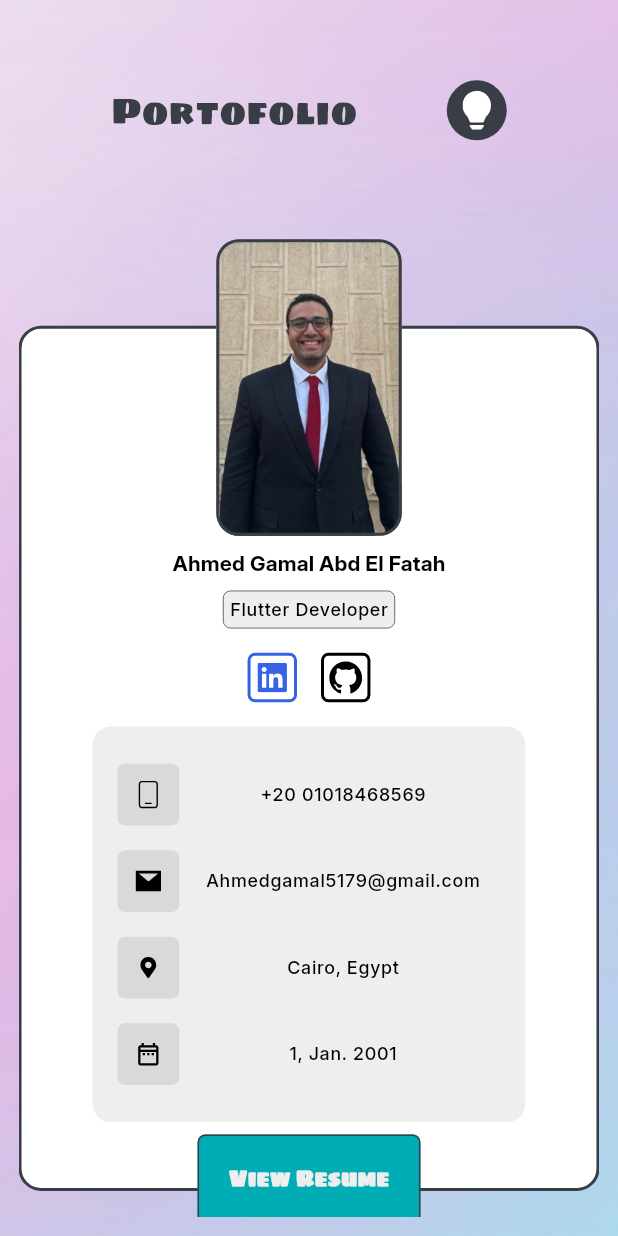
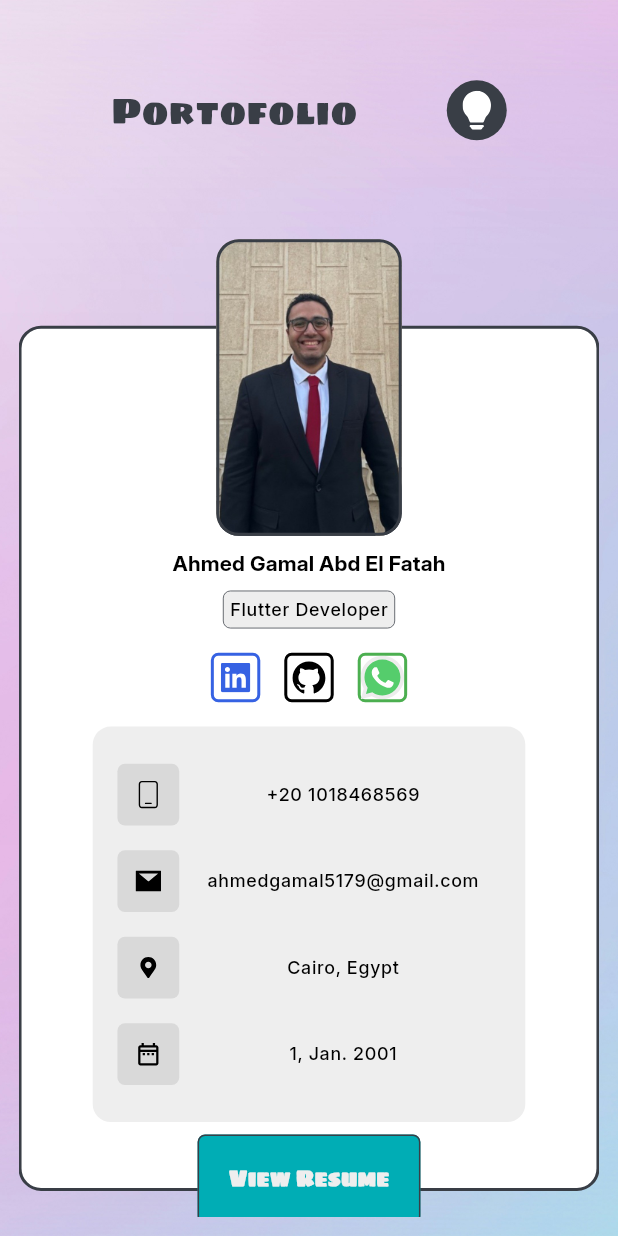
Before and after one commit to ahmed-gamal517/my_portfolio, a Flutter app: the screen it shows after launch, on a phone screen of 412 x 824 dp. Run offline on Flutter 3.47's test engine with Material 3 defaults, Android fonts, the phone set to English and light mode, and no system bars; drawn by our look-alikes of auto_size_text; our stand-ins replace bloc, carousel_slider, flutter_bloc, flutter_svg, go_router, smooth_page_indicator; statements that could not run were skipped; project files that could hold a hidden picture were left out.

Commit message:
added whatsapp and personal info click logic

```diff
--- a/lib/core/constants/app_assets.dart
+++ b/lib/core/constants/app_assets.dart
@@ -3,7 +3,7 @@ class AppAssets {
   static const String lightBackground = 'assets/images/light_background.jpg';
   static const String darkBackground = 'assets/images/background.jpg';
   // icons
-
+  static const String darkSvgIcon = 'assets/icons/dark.svg';
   static const String lightSvgIcon = 'assets/icons/light.svg';
   static const String linkedInIcon = 'assets/icons/linkedin.svg';
   static const String mailIcon = 'assets/icons/mail.svg';
@@ -11,6 +11,7 @@ class AppAssets {
   static const String gpsIcon = 'assets/icons/location.svg';
   static const String calenderIcon = 'assets/icons/calender.svg';
   static const String gitHubIcon = 'assets/icons/github.svg';
+  static const String whatsAppIcon = 'assets/icons/whatsapp.svg';
   static const String aboutIcon = 'assets/icons/profile.svg';
   static const String expericeIcon = 'assets/icons/experience.svg';
   static const String projectsIcon = 'assets/icons/projects.svg';
--- a/lib/core/constants/app_constants.dart
+++ b/lib/core/constants/app_constants.dart
@@ -18,13 +18,18 @@ List<SocialMediaModel> socialMediaList = [
     link: 'https://github.com/ahmed-gamal517',
     borderColor: Colors.black,
   ),
+  SocialMediaModel(
+    logoPath: AppAssets.whatsAppIcon,
+    link: 'https://wa.me/+201018468569',
+    borderColor: Colors.green,
+  ),
 ];
 
 List<PersonalInfoModel> personalInfoList = [
-  PersonalInfoModel(logoPath: AppAssets.phoneIcon, text: '+20 01018468569'),
+  PersonalInfoModel(logoPath: AppAssets.phoneIcon, text: '+20 1018468569'),
   PersonalInfoModel(
     logoPath: AppAssets.mailIcon,
-    text: 'Ahmedgamal5179@gmail.com',
+    text: 'ahmedgamal5179@gmail.com',
   ),
   PersonalInfoModel(logoPath: AppAssets.gpsIcon, text: 'Cairo, Egypt'),
   PersonalInfoModel(logoPath: AppAssets.calenderIcon, text: '1, Jan. 2001'),
--- a/lib/features/home/presentation/widgets/custom_home_screen_app_bar.dart
+++ b/lib/features/home/presentation/widgets/custom_home_screen_app_bar.dart
@@ -36,7 +36,9 @@ class CustomHomeScreenAppBar extends StatelessWidget {
               backgroundColor: Theme.of(context).primaryColor,
               radius: 20,
               child: SvgPicture.asset(
-                AppAssets.lightSvgIcon,
+                BlocProvider.of<ThemeCubit>(context).isDark
+                    ? AppAssets.darkSvgIcon
+                    : AppAssets.lightSvgIcon,
                 fit: BoxFit.cover,
               ),
             ),
--- a/lib/features/home/presentation/widgets/profile_info_section/custom_pesonal_info_list_tile.dart
+++ b/lib/features/home/presentation/widgets/profile_info_section/custom_pesonal_info_list_tile.dart
@@ -7,12 +7,16 @@ class CustomPersonalInfoListTile extends StatelessWidget {
     super.key,
     required this.iconPath,
     required this.text,
+    this.onTap,
   });
   final String iconPath;
   final String text;
+  final void Function()? onTap;
   @override
   Widget build(BuildContext context) {
-    return Row(
+    return InkWell(
+      onTap: onTap,
+      child: Row(
         children: [
           Container(
             height: MediaQuery.of(context).size.height * 0.05,
@@ -36,6 +40,7 @@ class CustomPersonalInfoListTile extends StatelessWidget {
             ),
           ),
         ],
+      ),
     );
   }
 }
--- a/lib/features/home/presentation/widgets/profile_info_section/custom_social_media_links_widget.dart
+++ b/lib/features/home/presentation/widgets/profile_info_section/custom_social_media_links_widget.dart
@@ -1,7 +1,7 @@
 import 'package:flutter/material.dart';
 import 'package:flutter_svg/svg.dart';
 import 'package:my_portofolio/core/constants/app_constants.dart';
-import 'package:my_portofolio/core/functions/openLink.dart';
+import 'package:my_portofolio/core/functions/open_link.dart';
 
 class CustomSocialMediaLinksWidget extends StatelessWidget {
   const CustomSocialMediaLinksWidget({super.key});
--- a/lib/features/home/presentation/widgets/profile_info_section/profile_info_section_body.dart
+++ b/lib/features/home/presentation/widgets/profile_info_section/profile_info_section_body.dart
@@ -3,7 +3,7 @@ import 'package:flutter_bloc/flutter_bloc.dart';
 import 'package:my_portofolio/core/constants/app_colors.dart';
 import 'package:my_portofolio/core/constants/app_constants.dart';
 import 'package:my_portofolio/core/constants/app_strings.dart';
-import 'package:my_portofolio/core/functions/openLink.dart';
+import 'package:my_portofolio/core/functions/open_link.dart';
 import 'package:my_portofolio/features/home/presentation/view_model/theme_cubit/theme_cubit.dart';
 import 'package:my_portofolio/features/home/presentation/view_model/theme_cubit/theme_state.dart';
 import 'package:my_portofolio/features/home/presentation/widgets/custom_container.dart';
--- a/lib/features/home/presentation/widgets/projects_section/custom_projects_container.dart
+++ b/lib/features/home/presentation/widgets/projects_section/custom_projects_container.dart
@@ -1,6 +1,6 @@
 import 'package:auto_size_text/auto_size_text.dart';
 import 'package:flutter/material.dart';
-import 'package:my_portofolio/core/functions/openLink.dart';
+import 'package:my_portofolio/core/functions/open_link.dart';
 import 'package:my_portofolio/core/utils/size_config/size_config.dart';
 import 'package:my_portofolio/features/home/data/models/projects_model.dart';
 
```
Also changed, not shown: lib/core/functions/openLink.dart (deleted, +0 -9 lines), lib/core/functions/open_link.dart (added, +43 -0 lines), lib/features/home/presentation/widgets/profile_info_section/custom_personal_info_conatiner.dart (+12 -0 lines), assets/icons/dark.svg (added), assets/icons/whatsapp.svg (added). Lines whose indentation alone changed are shown as unchanged.
